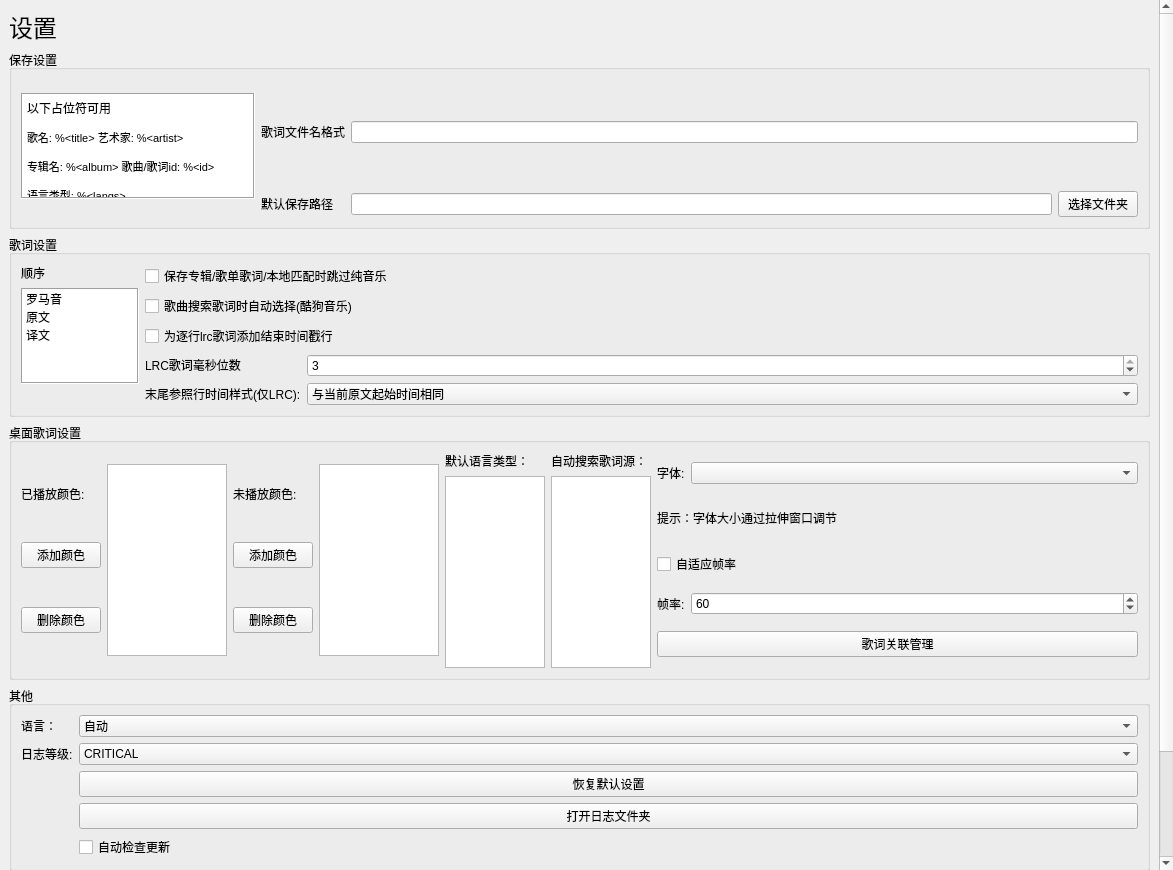
Before: the Qt Designer form ui/settings.ui in chenmozhijin/LDDC, drawn with Qt 5.
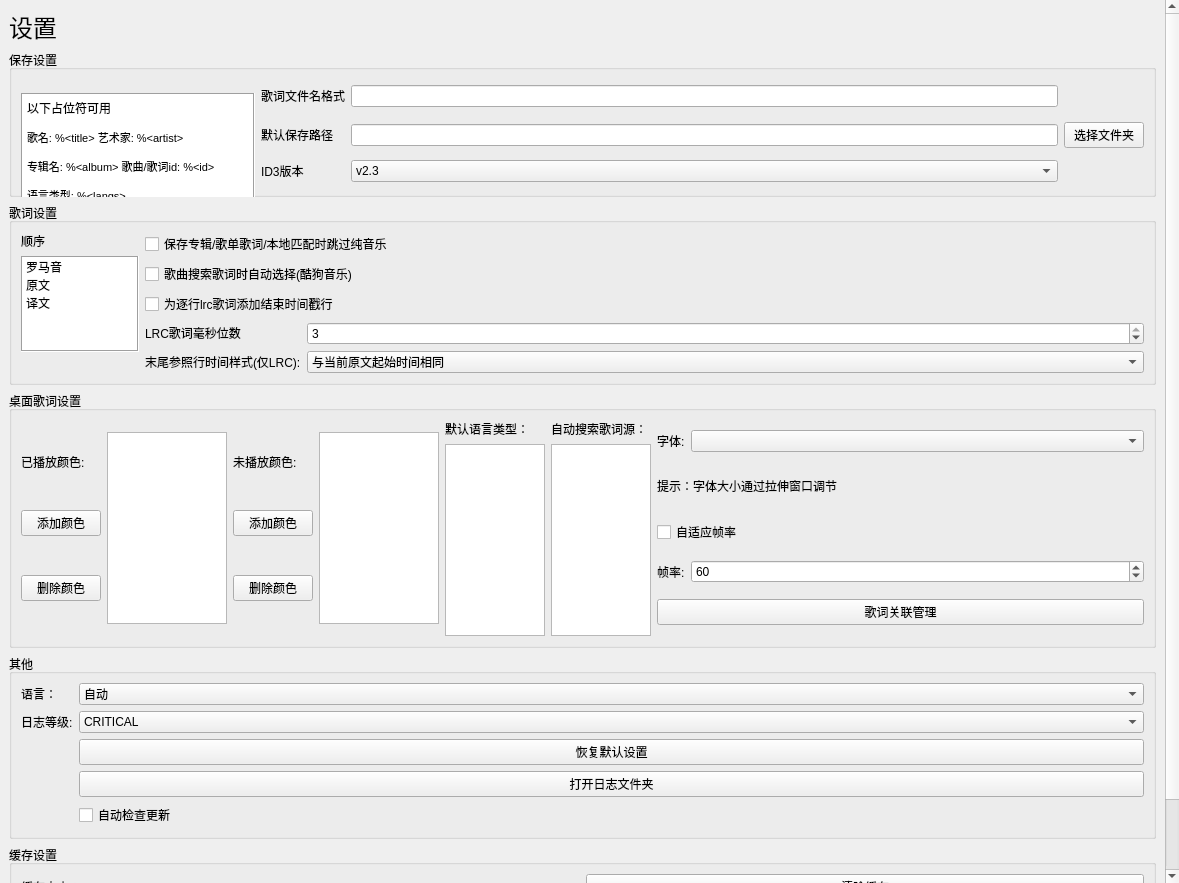
After: the same form once the commit is applied. Custom widgets are drawn as their Qt base class.

Commit message: feat: Search interface supports saving lyrics to music tags #10

Patch:
```diff
--- a/ui/settings.ui
+++ b/ui/settings.ui
@@ -6,8 +6,8 @@
    <rect>
     <x>0</x>
     <y>0</y>
-    <width>1173</width>
-    <height>870</height>
+    <width>1179</width>
+    <height>883</height>
    </rect>
   </property>
   <layout class="QVBoxLayout" name="verticalLayout">
@@ -42,8 +42,8 @@
        <rect>
         <x>0</x>
         <y>0</y>
-        <width>1161</width>
-        <height>980</height>
+        <width>1167</width>
+        <height>950</height>
        </rect>
       </property>
       <layout class="QVBoxLayout" name="verticalLayout_2">
@@ -70,9 +70,9 @@
          <property name="title">
           <string>保存设置</string>
          </property>
-         <layout class="QGridLayout" name="gridLayout">
-          <item row="0" column="0">
-           <widget class="QTextBrowser" name="textBrowser">
+         <layout class="QGridLayout" name="gridLayout_13">
+          <item row="0" column="0" rowspan="3">
+           <widget class="QTextBrowser" name="textBrowser_5">
             <property name="sizePolicy">
              <sizepolicy hsizetype="Minimum" vsizetype="Minimum">
               <horstretch>0</horstretch>
@@ -110,7 +110,7 @@
 hr { height: 1px; border-width: 0; }
 li.unchecked::marker { content: &quot;\2610&quot;; }
 li.checked::marker { content: &quot;\2612&quot;; }
-&lt;/style&gt;&lt;/head&gt;&lt;body style=&quot; font-size:9pt; font-weight:400; font-style:normal;&quot;&gt;
+&lt;/style&gt;&lt;/head&gt;&lt;body style=&quot; font-family:'Microsoft YaHei UI'; font-size:9pt; font-weight:400; font-style:normal;&quot;&gt;
 &lt;p style=&quot; margin-top:12px; margin-bottom:12px; margin-left:0px; margin-right:0px; -qt-block-indent:0; text-indent:0px;&quot;&gt;以下占位符可用&lt;/p&gt;
 &lt;p style=&quot; margin-top:12px; margin-bottom:12px; margin-left:0px; margin-right:0px; -qt-block-indent:0; text-indent:0px;&quot;&gt;&lt;span style=&quot; font-size:8pt;&quot;&gt;歌名: %&amp;lt;title&amp;gt; 艺术家: %&amp;lt;artist&amp;gt;&lt;/span&gt;&lt;/p&gt;
 &lt;p style=&quot; margin-top:12px; margin-bottom:12px; margin-left:0px; margin-right:0px; -qt-block-indent:0; text-indent:0px;&quot;&gt;&lt;span style=&quot; font-size:8pt;&quot;&gt;专辑名: %&amp;lt;album&amp;gt; 歌曲/歌词id: %&amp;lt;id&amp;gt;&lt;/span&gt;&lt;/p&gt;
@@ -121,29 +121,6 @@
             </property>
            </widget>
           </item>
-          <item row="1" column="1">
-           <widget class="QLabel" name="label_3">
-            <property name="sizePolicy">
-             <sizepolicy hsizetype="Fixed" vsizetype="Fixed">
-              <horstretch>0</horstretch>
-              <verstretch>0</verstretch>
-             </sizepolicy>
-            </property>
-            <property name="text">
-             <string>默认保存路径</string>
-            </property>
-           </widget>
-          </item>
-          <item row="0" column="2">
-           <widget class="QLineEdit" name="lyrics_file_name_fmt_lineEdit">
-            <property name="sizePolicy">
-             <sizepolicy hsizetype="MinimumExpanding" vsizetype="Fixed">
-              <horstretch>0</horstretch>
-              <verstretch>0</verstretch>
-             </sizepolicy>
-            </property>
-           </widget>
-          </item>
           <item row="0" column="1">
            <widget class="QLabel" name="label_2">
             <property name="sizePolicy">
@@ -166,19 +143,59 @@
             </property>
            </widget>
           </item>
+          <item row="0" column="2">
+           <widget class="QLineEdit" name="lyrics_file_name_fmt_lineEdit">
+            <property name="sizePolicy">
+             <sizepolicy hsizetype="MinimumExpanding" vsizetype="Fixed">
+              <horstretch>0</horstretch>
+              <verstretch>0</verstretch>
+             </sizepolicy>
+            </property>
+           </widget>
+          </item>
+          <item row="1" column="1">
+           <widget class="QLabel" name="label_27">
+            <property name="sizePolicy">
+             <sizepolicy hsizetype="Fixed" vsizetype="Fixed">
+              <horstretch>0</horstretch>
+              <verstretch>0</verstretch>
+             </sizepolicy>
+            </property>
+            <property name="text">
+             <string>默认保存路径</string>
+            </property>
+           </widget>
+          </item>
           <item row="1" column="2">
-           <layout class="QHBoxLayout" name="horizontalLayout_5">
+           <widget class="QLineEdit" name="default_save_path_lineEdit"/>
+          </item>
+          <item row="1" column="3">
+           <widget class="QPushButton" name="select_default_save_path_pushButton">
+            <property name="text">
+             <string>选择文件夹</string>
+            </property>
+           </widget>
+          </item>
+          <item row="2" column="2">
+           <widget class="QComboBox" name="id3_ver_comboBox">
             <item>
-             <widget class="QLineEdit" name="default_save_path_lineEdit"/>
+             <property name="text">
+              <string>v2.3</string>
+             </property>
             </item>
             <item>
-             <widget class="QPushButton" name="select_default_save_path_pushButton">
-              <property name="text">
-               <string>选择文件夹</string>
-              </property>
-             </widget>
+             <property name="text">
+              <string>v2.4</string>
+             </property>
             </item>
-           </layout>
+           </widget>
+          </item>
+          <item row="2" column="1">
+           <widget class="QLabel" name="label_28">
+            <property name="text">
+             <string>ID3版本</string>
+            </property>
+           </widget>
           </item>
          </layout>
         </widget>
```
Left out of the diff: 2 changed lines with no effect on the pictures. The commit also changes 7 other files.
